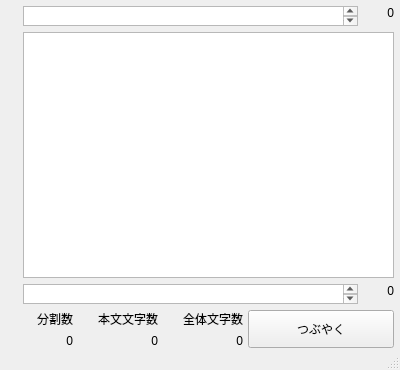
First picture: the form in mainwindow.ui, repository sharkpp/Jugemutter, before the edit.
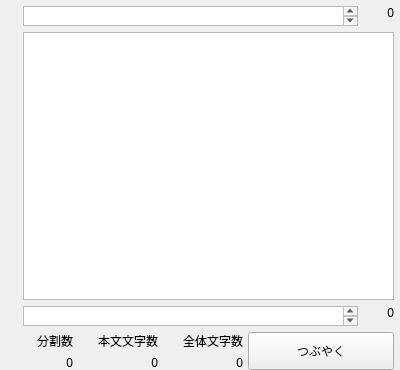
Second picture: the form after the edit. Custom widgets are drawn as their Qt base class.

Commit message: ウインドウタイトル変更

Patch:
```diff
--- a/mainwindow.ui
+++ b/mainwindow.ui
@@ -33,7 +33,7 @@
     <item>
      <widget class="QToolBar" name="accountList">
       <property name="sizePolicy">
-       <sizepolicy hsizetype="Fixed" vsizetype="Expanding">
+       <sizepolicy hsizetype="Fixed" vsizetype="Preferred">
         <horstretch>0</horstretch>
         <verstretch>0</verstretch>
        </sizepolicy>
@@ -331,7 +331,6 @@
     </item>
    </layout>
   </widget>
-  <widget class="QStatusBar" name="statusBar"/>
  </widget>
  <layoutdefault spacing="6" margin="11"/>
  <customwidgets>
```
Left out of the diff: 2 changed lines with no effect on the pictures.
